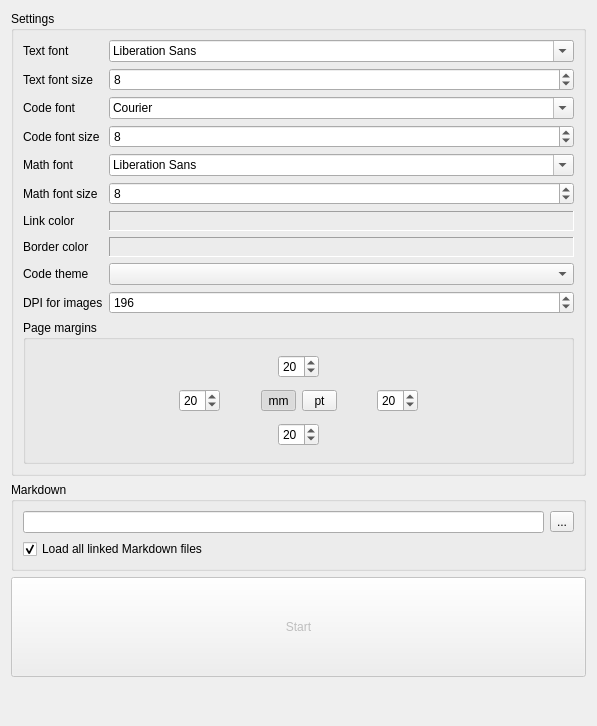
Above: src/converter/main_window.ui from igormironchik/markdown-tools before the change. Below: the same form after it.
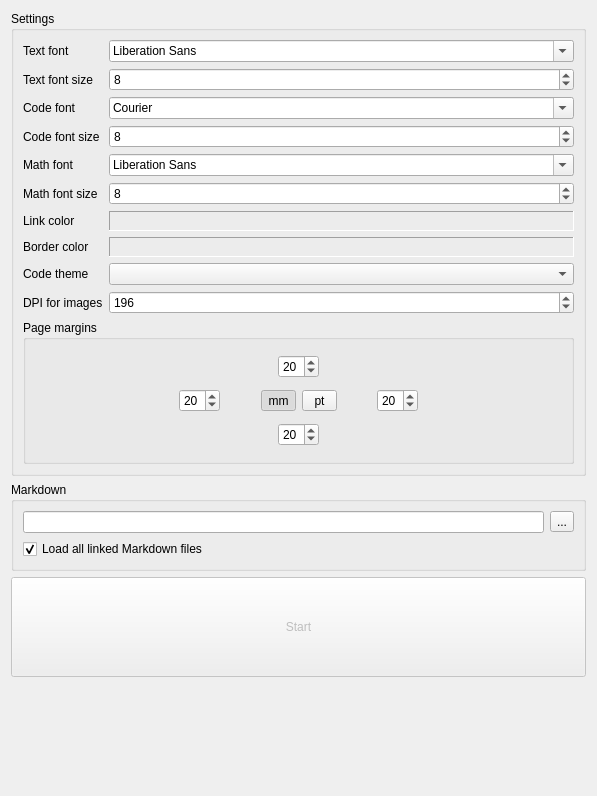
That is the form after the change. Custom widgets are drawn as their Qt base class.

```diff
--- a/src/converter/main_window.ui
+++ b/src/converter/main_window.ui
@@ -7,7 +7,7 @@
     <x>0</x>
     <y>0</y>
     <width>597</width>
-    <height>726</height>
+    <height>796</height>
    </rect>
   </property>
   <property name="windowTitle">
```
Left out of the diff: 10 changed lines with no effect on the pictures.
